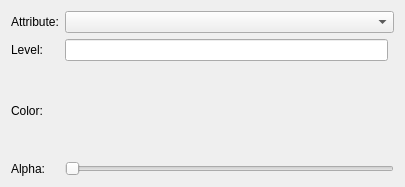
glue-viz/glue-vispy-viewers, file glue_vispy_viewers/isosurface/layer_style_widget.ui: the form before one commit.
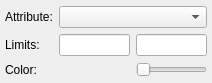
The form after the commit. Custom widgets are drawn as their Qt base class.

Commit message: Optimize layout of options for 3D viewers

Patch:
```diff
--- a/glue_vispy_viewers/isosurface/layer_style_widget.ui
+++ b/glue_vispy_viewers/isosurface/layer_style_widget.ui
@@ -6,14 +6,27 @@
    <rect>
     <x>0</x>
     <y>0</y>
-    <width>405</width>
-    <height>187</height>
+    <width>212</width>
+    <height>83</height>
    </rect>
   </property>
   <property name="windowTitle">
    <string>Form</string>
   </property>
   <layout class="QGridLayout" name="gridLayout">
+   <property name="verticalSpacing">
+    <number>5</number>
+   </property>
+   <property name="margin">
+    <number>5</number>
+   </property>
+   <item row="0" column="0">
+    <widget class="QLabel" name="label">
+     <property name="text">
+      <string>Attribute:</string>
+     </property>
+    </widget>
+   </item>
    <item row="2" column="1">
     <widget class="QColorBox" name="label_color">
      <property name="sizePolicy">
@@ -27,15 +40,8 @@
      </property>
     </widget>
    </item>
-   <item row="0" column="1" colspan="2">
-    <widget class="QComboBox" name="combo_attribute"/>
-   </item>
-   <item row="0" column="0">
-    <widget class="QLabel" name="label">
-     <property name="text">
-      <string>Attribute:</string>
-     </property>
-    </widget>
+   <item row="1" column="1">
+    <widget class="QLineEdit" name="value_min"/>
    </item>
    <item row="2" column="0">
     <widget class="QLabel" name="label_2">
@@ -47,11 +53,11 @@
    <item row="1" column="0">
     <widget class="QLabel" name="label_3">
      <property name="text">
-      <string>Level:</string>
+      <string>Limits:</string>
      </property>
     </widget>
    </item>
-   <item row="3" column="1" colspan="2">
+   <item row="2" column="2">
     <widget class="QSlider" name="slider_alpha">
      <property name="maximum">
       <number>100</number>
@@ -61,15 +67,11 @@
      </property>
     </widget>
    </item>
-   <item row="3" column="0">
-    <widget class="QLabel" name="label_4">
-     <property name="text">
-      <string>Alpha:</string>
-     </property>
-    </widget>
+   <item row="1" column="2">
+    <widget class="QLineEdit" name="value_max"/>
    </item>
-   <item row="1" column="1">
-    <widget class="QLineEdit" name="value_level"/>
+   <item row="0" column="1" colspan="2">
+    <widget class="QComboBox" name="combo_attribute"/>
    </item>
   </layout>
  </widget>
```
The commit also changes 5 other files.
